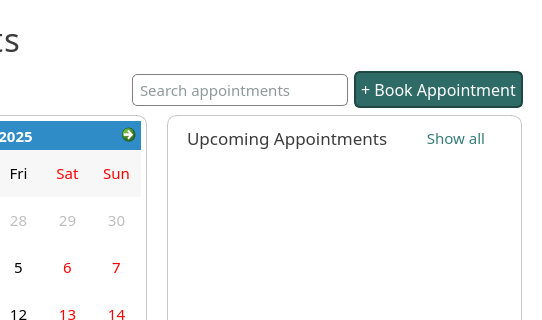
Qt form ui/PageAppointments.ui (karlito20/AdoraFlowProject) before a commit; both pictures show x 221 to 763 and y 0 to 320 of the 763 by 503 pixel window.
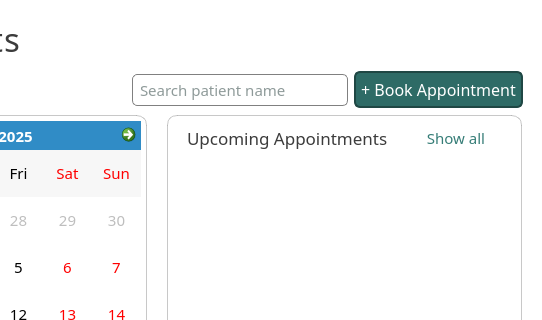
The same form after that commit.

```diff
--- a/ui/PageAppointments.ui
+++ b/ui/PageAppointments.ui
@@ -580,7 +580,7 @@
 border: 1px solid gray;</string>
         </property>
         <property name="placeholderText">
-         <string>Search appointments</string>
+         <string>Search patient name</string>
         </property>
        </widget>
       </item>
```
Left out of the diff: 3 changed lines with no effect on the pictures.
